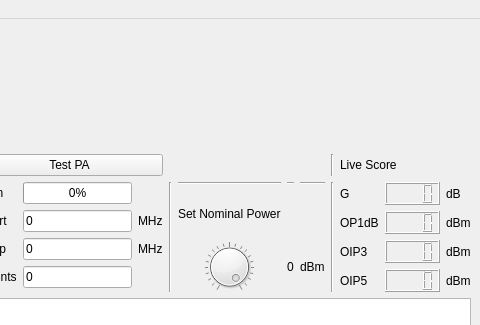
First picture: the form in Exercises/workshop/solution/pa_app.ui, repository nt11/python_rf_course, before the edit; both pictures show x 235 to 715 and y 0 to 325 of the 715 by 509 pixel window.
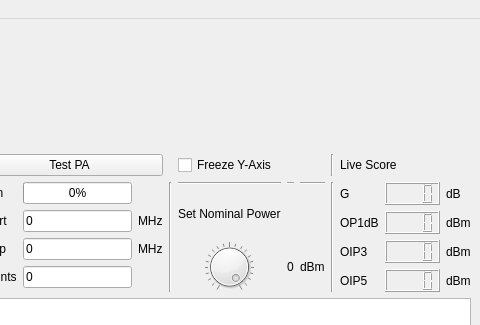
Second picture: the form after the edit.

```diff
--- a/Exercises/workshop/solution/pa_app.ui
+++ b/Exercises/workshop/solution/pa_app.ui
@@ -364,6 +364,13 @@
           </property>
          </widget>
         </item>
+        <item row="0" column="5">
+         <widget class="QCheckBox" name="checkBox">
+          <property name="text">
+           <string>Freeze Y-Axis</string>
+          </property>
+         </widget>
+        </item>
        </layout>
       </item>
       <item>
```
